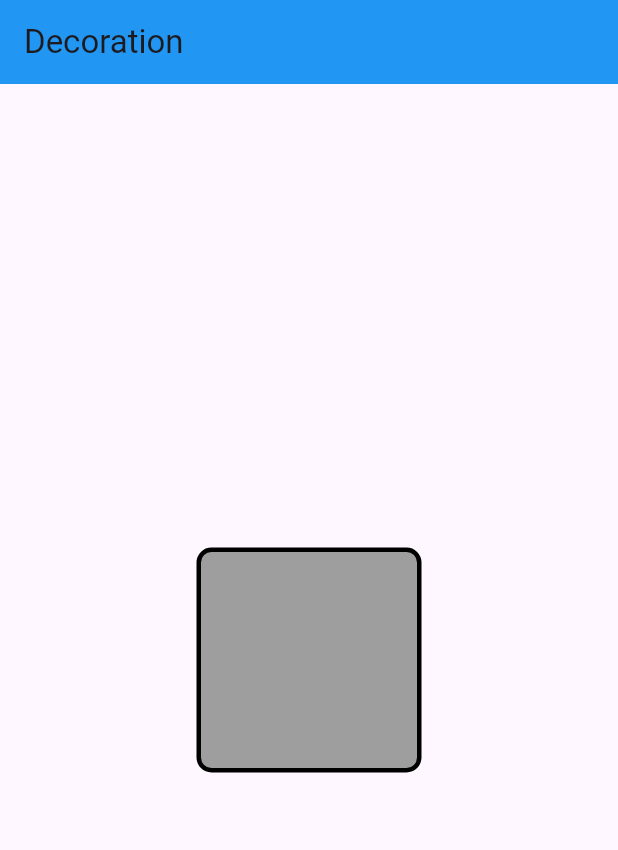
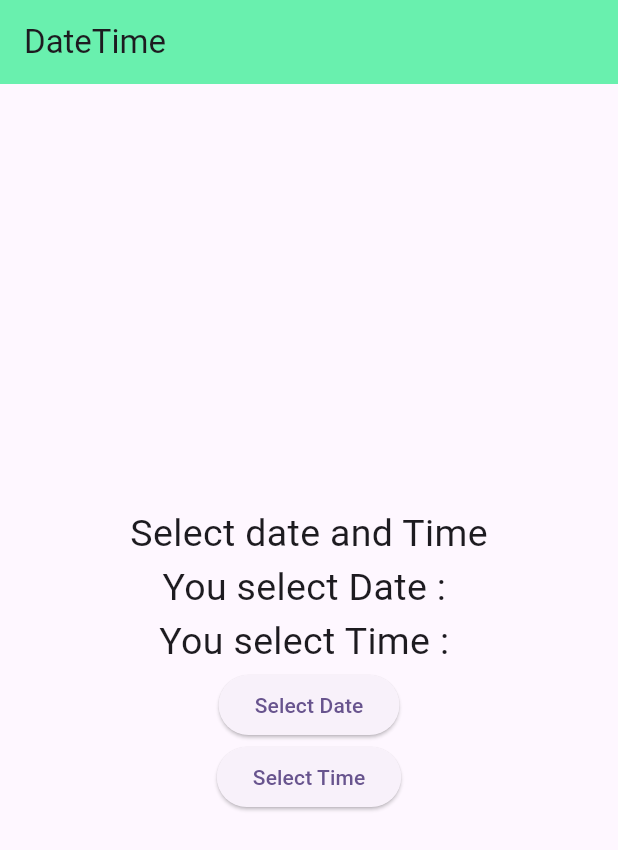
Before and after one commit to jay-java/Flutter-MWF-4-30-to-6-00, a Flutter app: the screen it shows after launch, on a phone screen of 412 x 824 dp. Shown: the top 850 px of the screen. Run offline on Flutter 3.47's test engine with Material 3 defaults, Android fonts, the phone set to English and light mode, and no system bars.

Commit message:
date time circular avatar

```diff
--- /dev/null
+++ b/first_project/lib/date_time.dart
@@ -0,0 +1,53 @@
+import 'package:flutter/material.dart';
+
+class MyDateTime extends StatelessWidget {
+  const MyDateTime({super.key});
+
+  @override
+  Widget build(BuildContext context) {
+    return Scaffold(
+      appBar: AppBar(
+        title: Text('DateTime'),
+        backgroundColor: Colors.greenAccent,
+      ),
+      body: Center(
+        child: Column(
+          mainAxisAlignment: MainAxisAlignment.center,
+          children: [
+            Text('Select date and Time',style: TextStyle(fontSize: 25),),
+            Text('You select Date : ',style: TextStyle(fontSize: 25),),
+            Text('You select Time : ',style: TextStyle(fontSize: 25),),
+            ElevatedButton(onPressed: () async{
+              DateTime? dateTime = await showDatePicker(
+                  context: context,
+                  firstDate: DateTime(2020),
+                  lastDate: DateTime(2025));
+
+
+              print('Date : ${dateTime?.day} / ${dateTime?.month} / ${dateTime?.year} ');
+              // DatePickerDialog dateTime = new DatePickerDialog(
+              //     initialDate: DateTime.now(),
+              //     firstDate: DateTime(2020),
+              //     lastDate: DateTime(2025));
+              //
+              //     if(dateTime!=null){
+              //         print('Date : ${dateTime}');
+              //     }
+
+            }, child: Text('Select Date')),
+            ElevatedButton(onPressed: () {
+              Future<TimeOfDay?> time = showTimePicker(
+                  context: context,
+                  initialTime: TimeOfDay.now(),
+                initialEntryMode: TimePickerEntryMode.input
+              );
+              if(time!=null){
+                  print(time);
+              }
+            }, child: Text('Select Time')),
+          ],
+        ),
+      ),
+    );
+  }
+}
--- a/first_project/lib/main.dart
+++ b/first_project/lib/main.dart
@@ -4,6 +4,8 @@ import 'package:flutter/material.dart';
 
 import 'Imagefile.dart';
 import 'buttons.dart';
+import 'card_widget.dart';
+import 'date_time.dart';
 import 'decoration_widget.dart';
 import 'ink_well.dart';
 import 'list_tile.dart';
@@ -41,7 +43,7 @@ class MyApp extends StatelessWidget {
         colorScheme: ColorScheme.fromSeed(seedColor: Colors.deepPurple),
         useMaterial3: true,
       ),
-      home: const MyDecorsation(),
+      home: const MyDateTime(),
     );
   }
 }
```
Also changed, not shown: first_project/lib/card_widget.dart (added, +24 -0 lines), first_project/lib/list_tile.dart (+8 -1 lines), first_project/assets/images/dell.png (added), first_project/assets/images/moto.png (added), first_project/assets/images/tshirt.png (added).
